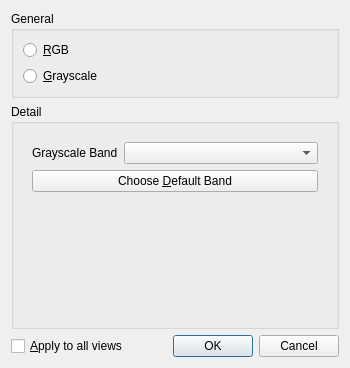
Before: the Qt Designer form src/wiser/gui/ui_files/band_chooser.ui in Ehlmann-research-group/WISER, drawn with Qt 5.
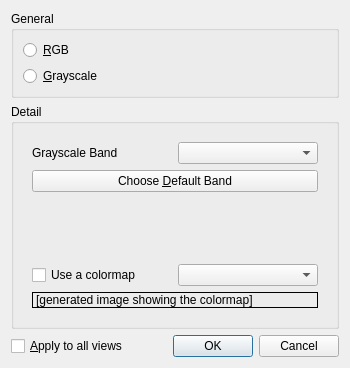
After: the same form once the commit is applied.

Commit message:
Add colormap option to the band-chooser UI
In grayscale mode, the band-chooser allows the user to choose whether
or not to apply a color-map to the grayscale data, and if so, what
color-map to use.  The color-map list is populated from matplotlib.
The selected color-map is also displayed in the dialog so the user
knows what they are selecting.

Diff of the .ui file:
```diff
--- a/src/wiser/gui/ui_files/band_chooser.ui
+++ b/src/wiser/gui/ui_files/band_chooser.ui
@@ -100,7 +100,37 @@
          </layout>
         </widget>
         <widget class="QWidget" name="config_grayscale">
-         <layout class="QGridLayout" name="gridLayout_3" columnstretch="0,1">
+         <layout class="QGridLayout" name="gridLayout_3" columnstretch="0,0">
+          <item row="0" column="1">
+           <widget class="QComboBox" name="cbox_gray_band"/>
+          </item>
+          <item row="3" column="0">
+           <widget class="QCheckBox" name="ckbox_use_colormap">
+            <property name="text">
+             <string>Use a colormap</string>
+            </property>
+           </widget>
+          </item>
+          <item row="3" column="1">
+           <widget class="QComboBox" name="cbox_colormap_name"/>
+          </item>
+          <item row="6" column="0" colspan="2">
+           <widget class="QLabel" name="lbl_colormap_display">
+            <property name="frameShape">
+             <enum>QFrame::Box</enum>
+            </property>
+            <property name="text">
+             <string>[generated image showing the colormap]</string>
+            </property>
+           </widget>
+          </item>
+          <item row="1" column="0" colspan="2">
+           <widget class="QPushButton" name="btn_gray_choose_defaults">
+            <property name="text">
+             <string>Choose &amp;Default Band</string>
+            </property>
+           </widget>
+          </item>
           <item row="0" column="0">
            <widget class="QLabel" name="lbl_gray_band">
             <property name="text">
@@ -111,7 +141,7 @@
             </property>
            </widget>
           </item>
-          <item row="2" column="0">
+          <item row="2" column="0" colspan="2">
            <spacer name="verticalSpacer">
             <property name="orientation">
              <enum>Qt::Vertical</enum>
@@ -124,16 +154,6 @@
             </property>
            </spacer>
           </item>
-          <item row="0" column="1">
-           <widget class="QComboBox" name="cbox_gray_band"/>
-          </item>
-          <item row="1" column="0" colspan="2">
-           <widget class="QPushButton" name="btn_gray_choose_defaults">
-            <property name="text">
-             <string>Choose &amp;Default Band</string>
-            </property>
-           </widget>
-          </item>
          </layout>
         </widget>
        </widget>
```
Left out of the diff: 3 changed lines with no effect on the pictures. The commit also changes 1 other file.
